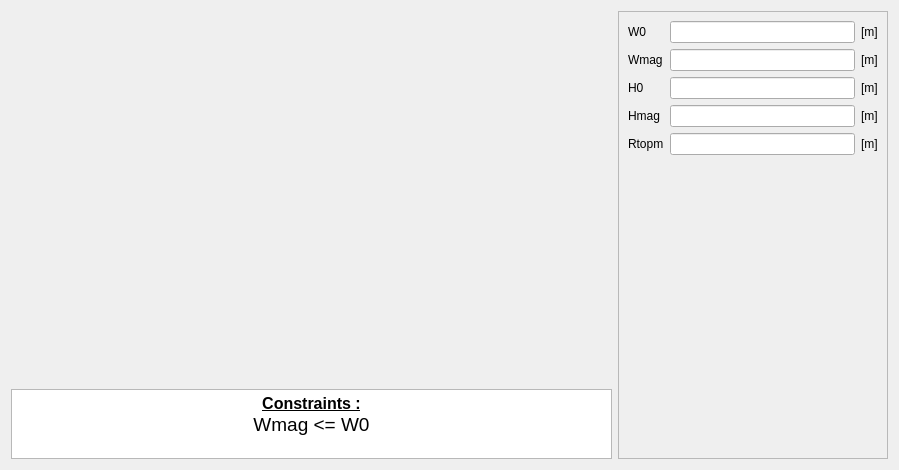
Before: the Qt Designer form pyleecan/GUI/Dialog/DMachineSetup/SMSlot/PMSlot13/PMSlot13.ui in Eomys/pyleecan, drawn with Qt 5.
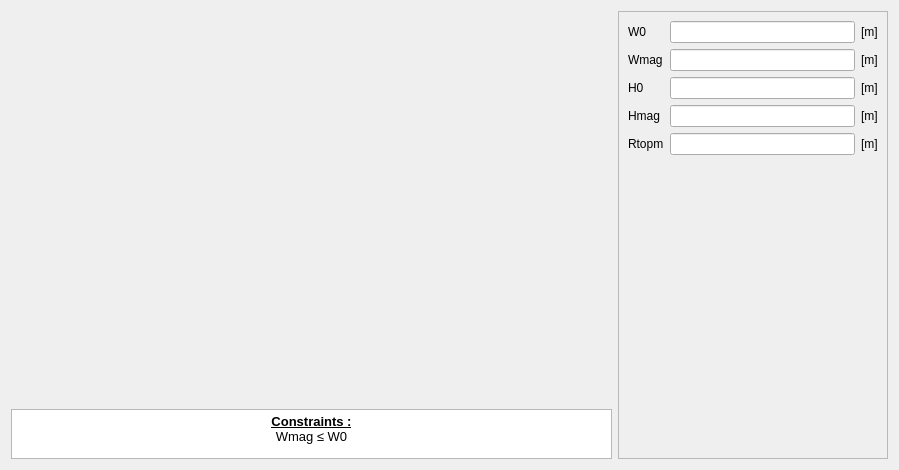
After: the same form once the commit is applied. Icons and pictures are not drawn. Custom widgets are drawn as their Qt base class.

Commit message: [NF] update QTextEdit font when generating GUI + better display math symbols

The edit to the form file:
```diff
--- a/pyleecan/GUI/Dialog/DMachineSetup/SMSlot/PMSlot13/PMSlot13.ui
+++ b/pyleecan/GUI/Dialog/DMachineSetup/SMSlot/PMSlot13/PMSlot13.ui
@@ -67,7 +67,7 @@
        <property name="maximumSize">
         <size>
          <width>16777215</width>
-         <height>70</height>
+         <height>50</height>
         </size>
        </property>
        <property name="verticalScrollBarPolicy">
@@ -78,8 +78,8 @@
 &lt;html&gt;&lt;head&gt;&lt;meta name=&quot;qrichtext&quot; content=&quot;1&quot; /&gt;&lt;style type=&quot;text/css&quot;&gt;
 p, li { white-space: pre-wrap; }
 &lt;/style&gt;&lt;/head&gt;&lt;body style=&quot; font-family:'MS Shell Dlg 2'; font-size:7.8pt; font-weight:400; font-style:normal;&quot;&gt;
-&lt;p align=&quot;center&quot; style=&quot; margin-top:0px; margin-bottom:0px; margin-left:0px; margin-right:0px; -qt-block-indent:0; text-indent:0px;&quot;&gt;&lt;span style=&quot; font-size:12pt; font-weight:600; text-decoration: underline;&quot;&gt;Constraints :&lt;/span&gt;&lt;/p&gt;
-&lt;p align=&quot;center&quot; style=&quot; margin-top:0px; margin-bottom:0px; margin-left:0px; margin-right:0px; -qt-block-indent:0; text-indent:0px;&quot;&gt;&lt;span style=&quot; font-size:14pt;&quot;&gt;Wmag &amp;lt;= W0&lt;/span&gt;&lt;/p&gt;&lt;/body&gt;&lt;/html&gt;</string>
+&lt;p align=&quot;center&quot; style=&quot; margin-top:0px; margin-bottom:0px; margin-left:0px; margin-right:0px; -qt-block-indent:0; text-indent:0px;&quot;&gt;&lt;span style=&quot; font-size:10pt; font-weight:600; text-decoration: underline;&quot;&gt;Constraints :&lt;/span&gt;&lt;/p&gt;
+&lt;p align=&quot;center&quot; style=&quot; margin-top:0px; margin-bottom:0px; margin-left:0px; margin-right:0px; -qt-block-indent:0; text-indent:0px;&quot;&gt;&lt;span style=&quot; font-size:10pt;&quot;&gt;Wmag ≤ W0&lt;/span&gt;&lt;/p&gt;&lt;/body&gt;&lt;/html&gt;</string>
        </property>
        <property name="textInteractionFlags">
         <set>Qt::TextSelectableByKeyboard|Qt::TextSelectableByMouse</set>
```
The commit also changes 66 other files.
